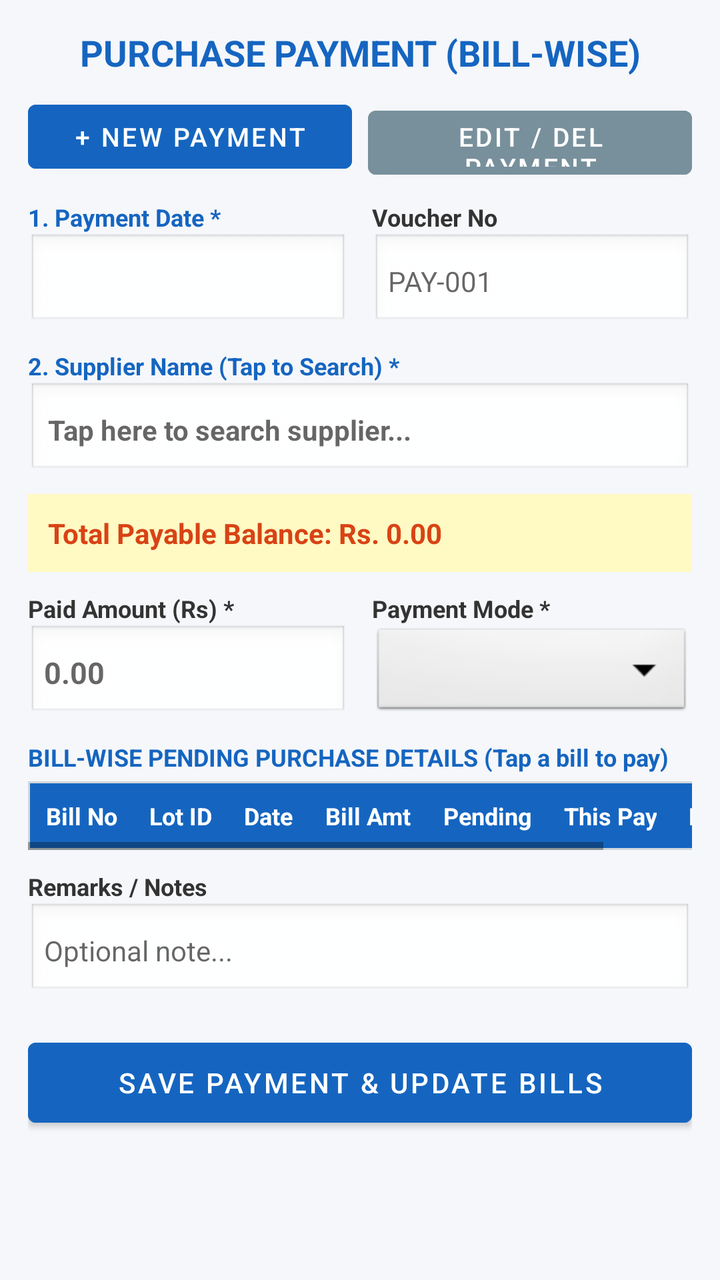
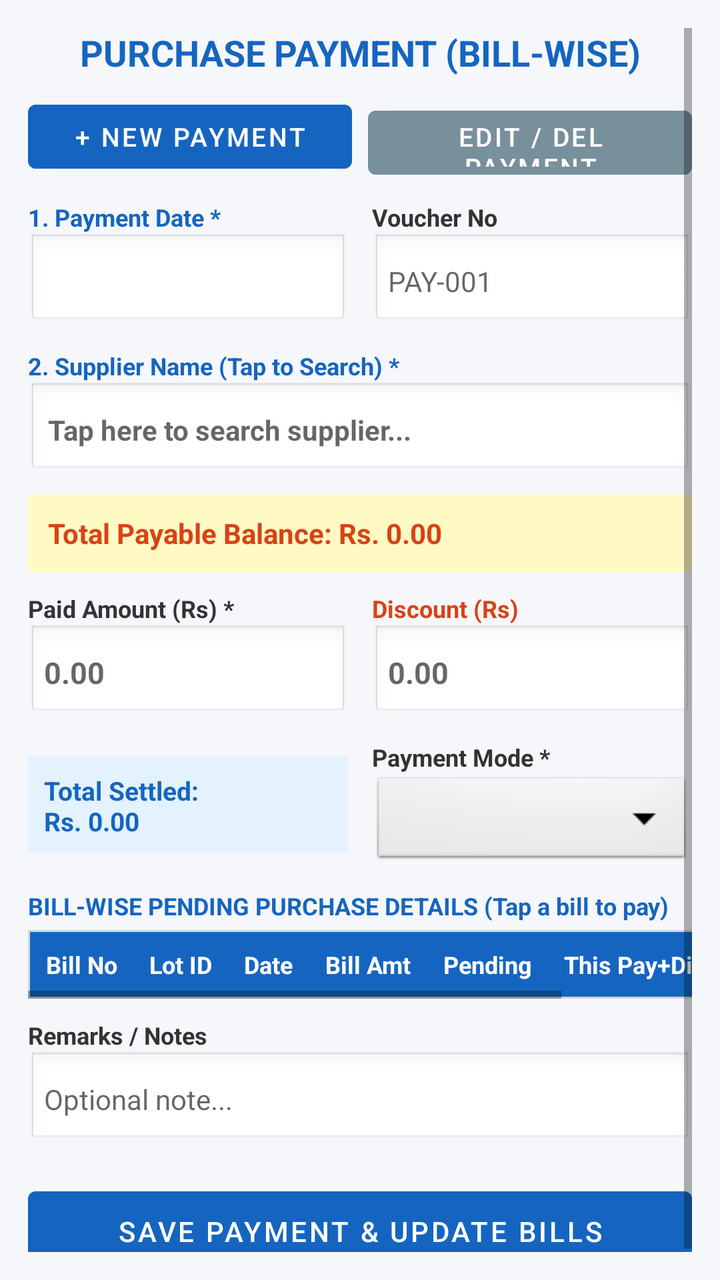

Screens rendered from an Android XML layout before and after an edit, with the pre-edit source and the edit as a unified diff.
<!-- AndroidManifest.xml: application theme Theme.MaterialComponents.DayNight.DarkActionBar -->
<!-- res/layout/activity_purchase_payment.xml -->
<?xml version="1.0" encoding="utf-8"?>
<ScrollView xmlns:android="http://schemas.android.com/apk/res/android"
    android:layout_width="match_parent"
    android:layout_height="match_parent"
    android:background="#F5F7FA"
    android:padding="14dp">

    <LinearLayout
        android:layout_width="match_parent"
        android:layout_height="wrap_content"
        android:orientation="vertical">

        <TextView
            android:id="@+id/tvPayHeader"
            android:layout_width="match_parent"
            android:layout_height="wrap_content"
            android:text="PURCHASE PAYMENT (BILL-WISE)"
            android:textSize="18sp"
            android:textStyle="bold"
            android:textColor="#1565C0"
            android:gravity="center"
            android:layout_marginBottom="8dp" />

        
        <LinearLayout
            android:layout_width="match_parent"
            android:layout_height="wrap_content"
            android:orientation="horizontal"
            android:weightSum="2"
            android:layout_marginBottom="10dp">

            <Button
                android:id="@+id/btnModeNewPay"
                android:layout_width="0dp"
                android:layout_height="44dp"
                android:layout_weight="1"
                android:text="+ NEW PAYMENT"
                android:backgroundTint="#1565C0"
                android:textColor="#FFFFFF"
                android:textSize="13sp"
                android:layout_marginEnd="4dp" />

            <Button
                android:id="@+id/btnModeEditPay"
                android:layout_width="0dp"
                android:layout_height="44dp"
                android:layout_weight="1"
                android:text="EDIT / DEL PAYMENT"
                android:backgroundTint="#78909C"
                android:textColor="#FFFFFF"
                android:textSize="13sp"
                android:layout_marginStart="4dp" />
        </LinearLayout>

        
        <LinearLayout
            android:id="@+id/layoutEditPayPanel"
            android:layout_width="match_parent"
            android:layout_height="wrap_content"
            android:orientation="vertical"
            android:background="#FFF3E0"
            android:padding="10dp"
            android:visibility="gone"
            android:layout_marginBottom="12dp">

            <TextView
                android:layout_width="match_parent"
                android:layout_height="wrap_content"
                android:text="SELECT DATE &amp; SUPPLIER TO EDIT / DELETE PAYMENT"
                android:textSize="12sp"
                android:textStyle="bold"
                android:textColor="#E65100"
                android:layout_marginBottom="8dp" />

            <LinearLayout
                android:layout_width="match_parent"
                android:layout_height="wrap_content"
                android:orientation="horizontal"
                android:weightSum="2"
                android:layout_marginBottom="8dp">

                <LinearLayout android:layout_width="0dp" android:layout_height="wrap_content" android:layout_weight="1" android:orientation="vertical" android:layout_marginEnd="6dp">
                    <TextView android:layout_width="wrap_content" android:layout_height="wrap_content" android:text="1. Payment Date *" android:textSize="11sp" android:textStyle="bold" android:textColor="#333333" />
                    <EditText
                        android:id="@+id/etEditPayFilterDate"
                        android:layout_width="match_parent"
                        android:layout_height="46dp"
                        android:focusable="false"
                        android:clickable="true"
                        android:textColor="#000000"
                        android:textStyle="bold"
                        android:background="@android:drawable/edit_text"
                        android:padding="8dp"
                        android:textSize="13sp" />
                </LinearLayout>

                <LinearLayout android:layout_width="0dp" android:layout_height="wrap_content" android:layout_weight="1" android:orientation="vertical" android:layout_marginStart="6dp">
                    <TextView android:layout_width="wrap_content" android:layout_height="wrap_content" android:text="2. Supplier Name *" android:textSize="11sp" android:textStyle="bold" android:textColor="#333333" />
                    <Spinner
                        android:id="@+id/spEditPayFilterSupplier"
                        android:layout_width="match_parent"
                        android:layout_height="46dp"
                        android:spinnerMode="dialog"
                        android:background="@android:drawable/btn_dropdown" />
                </LinearLayout>
            </LinearLayout>

            <LinearLayout
                android:id="@+id/llMatchingPayList"
                android:layout_width="match_parent"
                android:layout_height="wrap_content"
                android:orientation="vertical" />
        </LinearLayout>

        
        <LinearLayout
            android:layout_width="match_parent"
            android:layout_height="wrap_content"
            android:orientation="horizontal"
            android:weightSum="2"
            android:layout_marginBottom="10dp">

            <LinearLayout android:layout_width="0dp" android:layout_height="wrap_content" android:layout_weight="1" android:orientation="vertical" android:layout_marginEnd="6dp">
                <TextView android:layout_width="wrap_content" android:layout_height="wrap_content" android:text="1. Payment Date *" android:textSize="12sp" android:textStyle="bold" android:textColor="#1565C0" />
                <EditText
                    android:id="@+id/etPayDate"
                    android:layout_width="match_parent"
                    android:layout_height="48dp"
                    android:focusable="false"
                    android:clickable="true"
                    android:textColor="#000000"
                    android:textStyle="bold"
                    android:background="@android:drawable/edit_text"
                    android:padding="8dp"
                    android:textSize="14sp" />
            </LinearLayout>

            <LinearLayout android:layout_width="0dp" android:layout_height="wrap_content" android:layout_weight="1" android:orientation="vertical" android:layout_marginStart="6dp">
                <TextView android:layout_width="wrap_content" android:layout_height="wrap_content" android:text="Voucher No" android:textSize="12sp" android:textStyle="bold" android:textColor="#333333" />
                <EditText
                    android:id="@+id/etPayNo"
                    android:layout_width="match_parent"
                    android:layout_height="48dp"
                    android:hint="PAY-001"
                    android:textColor="#000000"
                    android:background="@android:drawable/edit_text"
                    android:padding="8dp"
                    android:textSize="14sp" />
            </LinearLayout>
        </LinearLayout>

        
        <TextView android:layout_width="wrap_content" android:layout_height="wrap_content" android:text="2. Supplier Name (Tap to Search) *" android:textSize="12sp" android:textStyle="bold" android:textColor="#1565C0" />
        <EditText
            android:id="@+id/etSearchSupplier"
            android:layout_width="match_parent"
            android:layout_height="48dp"
            android:hint="Tap here to search supplier..."
            android:focusable="false"
            android:clickable="true"
            android:textColor="#000000"
            android:textStyle="bold"
            android:background="@android:drawable/edit_text"
            android:padding="10dp"
            android:textSize="14sp"
            android:layout_marginBottom="8dp" />

        
        <TextView
            android:id="@+id/tvSupPayable"
            android:layout_width="match_parent"
            android:layout_height="wrap_content"
            android:text="Total Payable Balance: Rs. 0.00"
            android:background="#FFF9C4"
            android:textColor="#D84315"
            android:textStyle="bold"
            android:textSize="14sp"
            android:padding="10dp"
            android:layout_marginBottom="10dp" />

        
        <LinearLayout
            android:layout_width="match_parent"
            android:layout_height="wrap_content"
            android:orientation="horizontal"
            android:weightSum="2"
            android:layout_marginBottom="10dp">

            <LinearLayout android:layout_width="0dp" android:layout_height="wrap_content" android:layout_weight="1" android:orientation="vertical" android:layout_marginEnd="6dp">
                <TextView android:layout_width="wrap_content" android:layout_height="wrap_content" android:text="Paid Amount (Rs) *" android:textSize="12sp" android:textStyle="bold" android:textColor="#333333" />
                <EditText
                    android:id="@+id/etPayAmount"
                    android:layout_width="match_parent"
                    android:layout_height="48dp"
                    android:hint="0.00"
                    android:inputType="numberDecimal"
                    android:textColor="#000000"
                    android:textStyle="bold"
                    android:background="@android:drawable/edit_text"
                    android:padding="8dp"
                    android:textSize="15sp" />
            </LinearLayout>

            <LinearLayout android:layout_width="0dp" android:layout_height="wrap_content" android:layout_weight="1" android:orientation="vertical" android:layout_marginStart="6dp">
                <TextView android:layout_width="wrap_content" android:layout_height="wrap_content" android:text="Payment Mode *" android:textSize="12sp" android:textStyle="bold" android:textColor="#333333" />
                <Spinner
                    android:id="@+id/spPayMode"
                    android:layout_width="match_parent"
                    android:layout_height="48dp"
                    android:spinnerMode="dialog"
                    android:background="@android:drawable/btn_dropdown" />
            </LinearLayout>
        </LinearLayout>

        
        <TextView
            android:layout_width="match_parent"
            android:layout_height="wrap_content"
            android:text="BILL-WISE PENDING PURCHASE DETAILS (Tap a bill to pay)"
            android:textSize="12sp"
            android:textStyle="bold"
            android:textColor="#1565C0"
            android:layout_marginBottom="4dp" />

        <HorizontalScrollView
            android:layout_width="match_parent"
            android:layout_height="wrap_content"
            android:background="#FFFFFF"
            android:layout_marginBottom="10dp">

            <TableLayout
                android:id="@+id/tlPaymentBills"
                android:layout_width="wrap_content"
                android:layout_height="wrap_content"
                android:stretchColumns="*"
                android:background="#CFD8DC"
                android:padding="1dp">

                <TableRow android:background="#1565C0">
                    <TextView android:layout_width="wrap_content" android:layout_height="wrap_content" android:text="Bill No" android:textColor="#FFFFFF" android:textStyle="bold" android:textSize="12sp" android:padding="8dp" />
                    <TextView android:layout_width="wrap_content" android:layout_height="wrap_content" android:text="Lot ID" android:textColor="#FFFFFF" android:textStyle="bold" android:textSize="12sp" android:padding="8dp" />
                    <TextView android:layout_width="wrap_content" android:layout_height="wrap_content" android:text="Date" android:textColor="#FFFFFF" android:textStyle="bold" android:textSize="12sp" android:padding="8dp" />
                    <TextView android:layout_width="wrap_content" android:layout_height="wrap_content" android:text="Bill Amt" android:textColor="#FFFFFF" android:textStyle="bold" android:textSize="12sp" android:padding="8dp" android:gravity="end" />
                    <TextView android:layout_width="wrap_content" android:layout_height="wrap_content" android:text="Pending" android:textColor="#FFFFFF" android:textStyle="bold" android:textSize="12sp" android:padding="8dp" android:gravity="end" />
                    <TextView android:layout_width="wrap_content" android:layout_height="wrap_content" android:text="This Pay" android:textColor="#FFFFFF" android:textStyle="bold" android:textSize="12sp" android:padding="8dp" android:gravity="end" />
                    <TextView android:layout_width="wrap_content" android:layout_height="wrap_content" android:text="New Bal" android:textColor="#FFFFFF" android:textStyle="bold" android:textSize="12sp" android:padding="8dp" android:gravity="end" />
                </TableRow>
            </TableLayout>
        </HorizontalScrollView>

        
        <TextView android:layout_width="wrap_content" android:layout_height="wrap_content" android:text="Remarks / Notes" android:textSize="12sp" android:textStyle="bold" android:textColor="#333333" />
        <EditText
            android:id="@+id/etPayRemarks"
            android:layout_width="match_parent"
            android:layout_height="48dp"
            android:hint="Optional note..."
            android:textColor="#000000"
            android:background="@android:drawable/edit_text"
            android:padding="8dp"
            android:textSize="14sp"
            android:layout_marginBottom="16dp" />

        <Button
            android:id="@+id/btnSavePayment"
            android:layout_width="match_parent"
            android:layout_height="52dp"
            android:text="SAVE PAYMENT &amp; UPDATE BILLS"
            android:backgroundTint="#1565C0"
            android:textColor="#FFFFFF" />

    </LinearLayout>
</ScrollView>
<!-- resources referenced by this layout -->
<resources>

</resources>

<!-- the commit's change to res/layout/activity_purchase_payment.xml (unified diff, before → after) -->
@@ -202,6 +202,45 @@
             </LinearLayout>
 
             <LinearLayout android:layout_width="0dp" android:layout_height="wrap_content" android:layout_weight="1" android:orientation="vertical" android:layout_marginStart="6dp">
+                <TextView android:layout_width="wrap_content" android:layout_height="wrap_content" android:text="Discount (Rs)" android:textSize="12sp" android:textStyle="bold" android:textColor="#D84315" />
+                <EditText
+                    android:id="@+id/etPayDiscount"
+                    android:layout_width="match_parent"
+                    android:layout_height="48dp"
+                    android:hint="0.00"
+                    android:inputType="numberDecimal"
+                    android:textColor="#000000"
+                    android:textStyle="bold"
+                    android:background="@android:drawable/edit_text"
+                    android:padding="8dp"
+                    android:textSize="15sp" />
+            </LinearLayout>
+        </LinearLayout>
+
+        
+        <LinearLayout
+            android:layout_width="match_parent"
+            android:layout_height="wrap_content"
+            android:orientation="horizontal"
+            android:weightSum="2"
+            android:gravity="center_vertical"
+            android:layout_marginBottom="10dp">
+
+            <TextView
+                android:id="@+id/tvPayTotalSettled"
+                android:layout_width="0dp"
+                android:layout_height="48dp"
+                android:layout_weight="1"
+                android:text="Total Settled:\nRs. 0.00"
+                android:background="#E3F2FD"
+                android:textColor="#1565C0"
+                android:textStyle="bold"
+                android:textSize="13sp"
+                android:gravity="center_vertical"
+                android:padding="8dp"
+                android:layout_marginEnd="6dp" />
+
+            <LinearLayout android:layout_width="0dp" android:layout_height="wrap_content" android:layout_weight="1" android:orientation="vertical" android:layout_marginStart="6dp">
                 <TextView android:layout_width="wrap_content" android:layout_height="wrap_content" android:text="Payment Mode *" android:textSize="12sp" android:textStyle="bold" android:textColor="#333333" />
                 <Spinner
                     android:id="@+id/spPayMode"
@@ -242,7 +281,7 @@
                     <TextView android:layout_width="wrap_content" android:layout_height="wrap_content" android:text="Date" android:textColor="#FFFFFF" android:textStyle="bold" android:textSize="12sp" android:padding="8dp" />
                     <TextView android:layout_width="wrap_content" android:layout_height="wrap_content" android:text="Bill Amt" android:textColor="#FFFFFF" android:textStyle="bold" android:textSize="12sp" android:padding="8dp" android:gravity="end" />
                     <TextView android:layout_width="wrap_content" android:layout_height="wrap_content" android:text="Pending" android:textColor="#FFFFFF" android:textStyle="bold" android:textSize="12sp" android:padding="8dp" android:gravity="end" />
-                    <TextView android:layout_width="wrap_content" android:layout_height="wrap_content" android:text="This Pay" android:textColor="#FFFFFF" android:textStyle="bold" android:textSize="12sp" android:padding="8dp" android:gravity="end" />
+                    <TextView android:layout_width="wrap_content" android:layout_height="wrap_content" android:text="This Pay+Disc" android:textColor="#FFFFFF" android:textStyle="bold" android:textSize="12sp" android:padding="8dp" android:gravity="end" />
                     <TextView android:layout_width="wrap_content" android:layout_height="wrap_content" android:text="New Bal" android:textColor="#FFFFFF" android:textStyle="bold" android:textSize="12sp" android:padding="8dp" android:gravity="end" />
                 </TableRow>
             </TableLayout>
